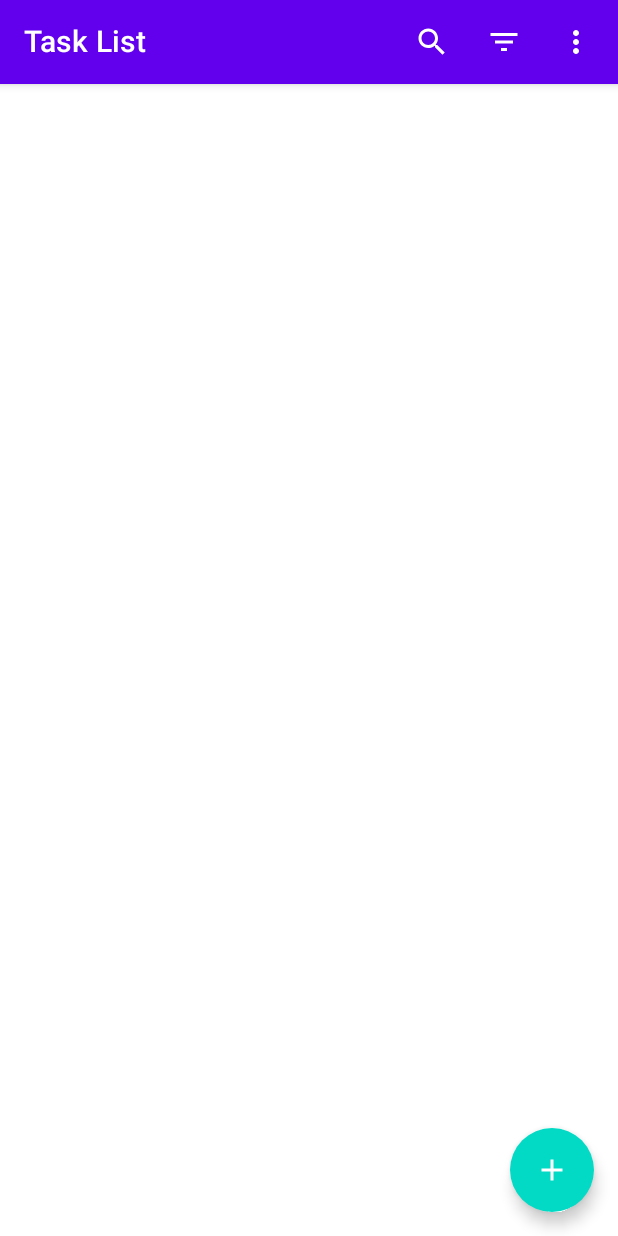
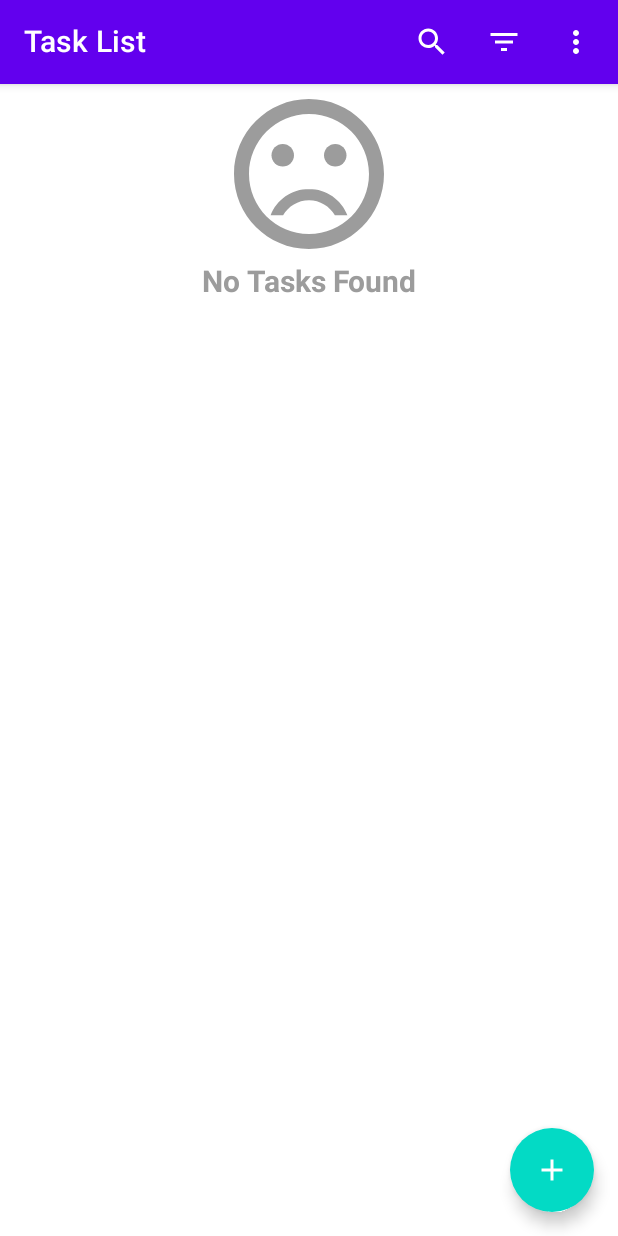
Before and after one commit to YkslMesut/MYU-To-Do-App, an Android app built with Jetpack Compose: the composable ListScreen shown on its own in the app's theme, on a phone screen of 412 x 824 dp. Run offline under Robolectric (Android 15) with nearby library versions, the phone set to English and light mode, and no system bars; our stand-ins replace Dagger/Hilt's generated code.

Commit message:
Empty View Added

```diff
--- /dev/null
+++ b/app/src/main/java/com/myu/myuto_do/ui/screens/list/EmptyContent.kt
@@ -0,0 +1,50 @@
+package com.myu.myuto_do.ui.screens.list
+
+import androidx.compose.foundation.background
+import androidx.compose.foundation.layout.Arrangement
+import androidx.compose.foundation.layout.Column
+import androidx.compose.foundation.layout.fillMaxWidth
+import androidx.compose.foundation.layout.size
+import androidx.compose.material.Icon
+import androidx.compose.material.MaterialTheme
+import androidx.compose.material.Text
+import androidx.compose.runtime.Composable
+import androidx.compose.ui.Alignment
+import androidx.compose.ui.Modifier
+import androidx.compose.ui.res.painterResource
+import androidx.compose.ui.res.stringResource
+import androidx.compose.ui.text.font.FontWeight
+import androidx.compose.ui.tooling.preview.Preview
+import androidx.compose.ui.unit.dp
+import com.myu.myuto_do.R
+import com.myu.myuto_do.ui.theme.MediumGray
+
+@Composable
+fun EmptyContent() {
+    Column(
+        modifier = Modifier
+            .fillMaxWidth()
+            .background(MaterialTheme.colors.background),
+        verticalArrangement = Arrangement.Center,
+        horizontalAlignment = Alignment.CenterHorizontally
+    ) {
+        Icon(
+            modifier = Modifier.size(120.dp),
+            painter = painterResource(id = R.drawable.ic_sad_face),
+            contentDescription = stringResource(id = R.string.sad_face_icon),
+            tint = MediumGray
+        )
+        Text(
+            text = stringResource(id = R.string.empty_content),
+            color = MediumGray,
+            fontWeight = FontWeight.Bold,
+            fontSize = MaterialTheme.typography.h6.fontSize
+        )
+    }
+}
+
+@Composable
+@Preview
+fun EmptyContentPreview() {
+    EmptyContent()
+}
--- a/app/src/main/java/com/myu/myuto_do/ui/screens/list/ListContent.kt
+++ b/app/src/main/java/com/myu/myuto_do/ui/screens/list/ListContent.kt
@@ -21,6 +21,18 @@ import com.myu.myuto_do.ui.theme.*
 
 @Composable
 fun ListContent(
+    tasks: List<ToDoTask>,
+    navigateToTaskScreen: (taskId: Int) -> Unit
+) {
+    if (tasks.isEmpty()) {
+        EmptyContent()
+    } else {
+        DisplayTasks(tasks = tasks, navigateToTaskScreen = navigateToTaskScreen)
+    }
+}
+
+@Composable
+fun DisplayTasks(
     tasks: List<ToDoTask>,
     navigateToTaskScreen: (taskId: Int) -> Unit
 ) {
@@ -75,8 +87,7 @@ fun TaskItem(
                 ) {
                     Canvas(
                         modifier = Modifier
-                            .width(PRIORITY_INDICATOR_SIZE)
-                            .height(PRIORITY_INDICATOR_SIZE)
+                            .size(PRIORITY_INDICATOR_SIZE)
                     ) {
                         drawCircle(
                             color = toDoTask.priority.color
--- /dev/null
+++ b/app/src/main/res/drawable/ic_sad_face.xml
@@ -0,0 +1,16 @@
+<vector xmlns:android="http://schemas.android.com/apk/res/android"
+    android:width="24dp"
+    android:height="24dp"
+    android:tint="#000000"
+    android:viewportWidth="24"
+    android:viewportHeight="24">
+    <path
+        android:fillColor="@android:color/white"
+        android:pathData="M15.5,9.5m-1.5,0a1.5,1.5 0,1 1,3 0a1.5,1.5 0,1 1,-3 0" />
+    <path
+        android:fillColor="@android:color/white"
+        android:pathData="M8.5,9.5m-1.5,0a1.5,1.5 0,1 1,3 0a1.5,1.5 0,1 1,-3 0" />
+    <path
+        android:fillColor="@android:color/white"
+        android:pathData="M11.99,2C6.47,2 2,6.48 2,12s4.47,10 9.99,10C17.52,22 22,17.52 22,12S17.52,2 11.99,2zM12,20c-4.42,0 -8,-3.58 -8,-8s3.58,-8 8,-8 8,3.58 8,8 -3.58,8 -8,8zM12,14c-2.33,0 -4.32,1.45 -5.12,3.5h1.67c0.69,-1.19 1.97,-2 3.45,-2s2.75,0.81 3.45,2h1.67c-0.8,-2.05 -2.79,-3.5 -5.12,-3.5z" />
+</vector>
--- a/app/src/main/res/values/strings.xml
+++ b/app/src/main/res/values/strings.xml
@@ -8,4 +8,6 @@
     <string name="delete_all_action">Delete All</string>
     <string name="search">Search</string>
     <string name="close">Close</string>
+    <string name="sad_face_icon">Sad Face Icon</string>
+    <string name="empty_content">No Tasks Found</string>
 </resources>
```
